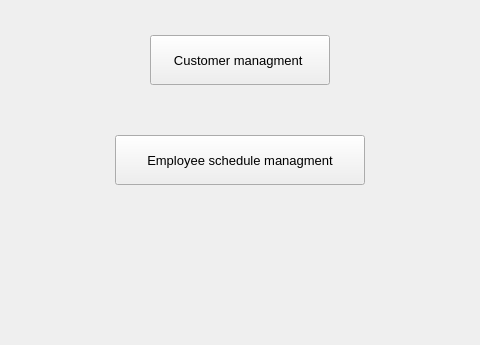
This is ops_homepage.ui in MikaalImam/DBMS_proj as Qt 5 draws it before an edit; both pictures show x 160 to 640 and y 105 to 450 of the 800 by 450 pixel window. The edited form follows.
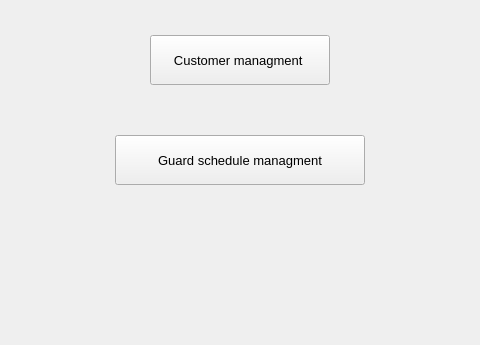
This is the edited form.

What changed in the file:
```diff
--- a/ops_homepage.ui
+++ b/ops_homepage.ui
@@ -65,7 +65,7 @@
      </font>
     </property>
     <property name="text">
-     <string>Employee schedule managment</string>
+     <string>Guard schedule managment</string>
     </property>
    </widget>
   </widget>
```
